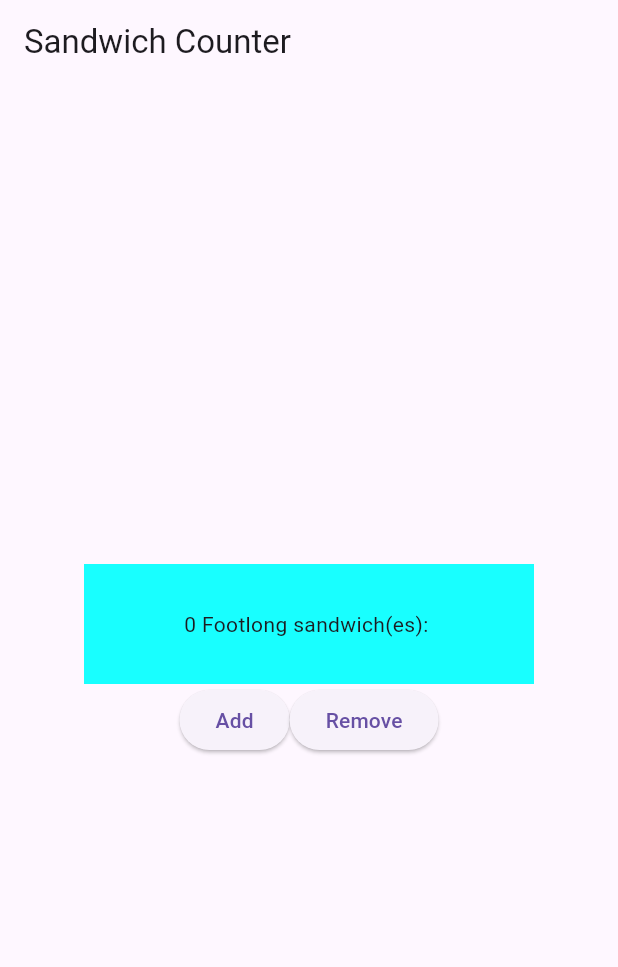
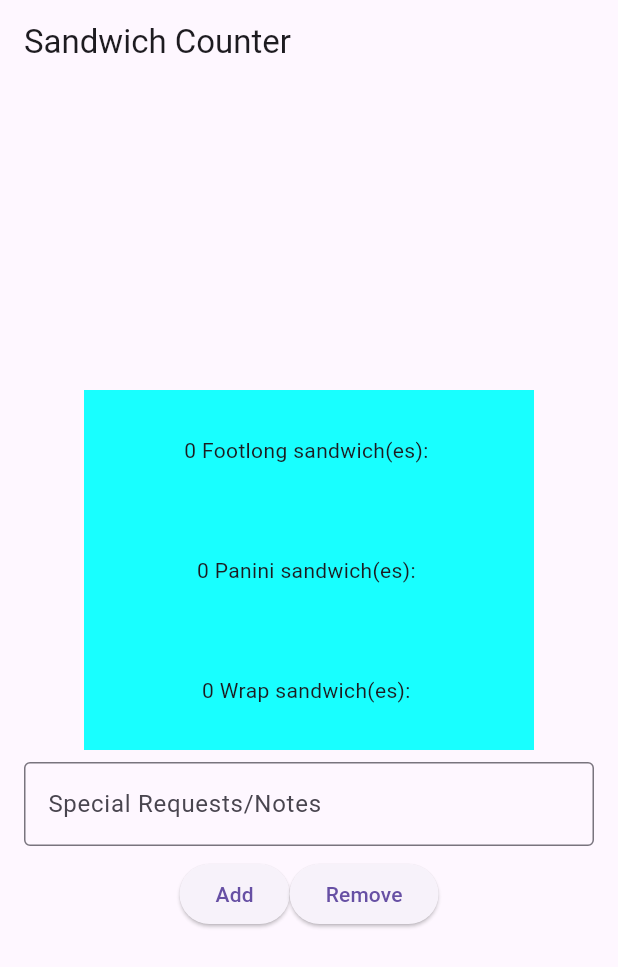
Before and after one commit to AbigailHinchliffe/sandwich, a Flutter app: the screen it shows after launch, on a phone screen of 412 x 824 dp. Shown: the top 967 px of the screen. Run offline on Flutter 3.47's test engine with Material 3 defaults, Android fonts, the phone set to English and light mode, and no system bars.

Commit message:
Added notes to items, needs tweaking & formatting.

```diff
--- a/lib/main.dart
+++ b/lib/main.dart
@@ -55,6 +55,8 @@ class OrderScreen extends StatefulWidget {
 
 class _OrderScreenState extends State<OrderScreen> {
   int _quantity = 0;
+  final TextEditingController _notesController = TextEditingController();
+  String _notes = '';
 
   void _increaseQuantity() {
     if (_quantity < widget.maxQuantity) {
@@ -66,6 +68,12 @@ class _OrderScreenState extends State<OrderScreen> {
     if (_quantity > 0) {
       setState(() => _quantity--);
     }
+  }
+
+  @override
+  void dispose() {
+    _notesController.dispose();
+    super.dispose();
   }
 
   @override
@@ -81,6 +89,29 @@ class _OrderScreenState extends State<OrderScreen> {
             OrderItemDisplay(
               _quantity,
               'Footlong',
+              _notes
+            ),
+            OrderItemDisplay(
+              _quantity,
+              'Panini',
+              _notes,
+            ),
+            OrderItemDisplay(
+              _quantity,
+              'Wrap',
+              _notes,
+            ),
+            Padding(
+              padding: const EdgeInsets.symmetric(horizontal: 16.0, vertical: 8.0),
+              child: TextField(
+                controller: _notesController,
+                decoration: const InputDecoration(
+                  labelText: 'Special Requests/Notes',
+                  hintText: 'e.g. No onions, extra cheese',
+                  border: OutlineInputBorder(),
+                ),
+                onChanged: (v) => setState(() => _notes = v),
+              ),
             ),
             Row(
                 mainAxisAlignment: MainAxisAlignment.center,
@@ -105,14 +136,17 @@ class _OrderScreenState extends State<OrderScreen> {
 }
 
 class OrderItemDisplay extends StatelessWidget {
+  final int quantity;
   final String itemType;
-  final int quantity;
+  final String notes;
 
-  const OrderItemDisplay (this.quantity,this.itemType,{super.key});
+  const OrderItemDisplay(this.quantity, this.itemType, this.notes, {super.key});
 
   @override
   Widget build(BuildContext context) {
-    return Row( mainAxisAlignment: MainAxisAlignment.spaceEvenly,
+    final emojis = List.filled(quantity, '🥪').join();
+    return Column(
+      mainAxisSize: MainAxisSize.min,
       children: [
         Container(
           color: Colors.cyanAccent,
@@ -120,9 +154,17 @@ class OrderItemDisplay extends StatelessWidget {
           width: 300,
           height: 80,
           child: Text(
-            "$quantity $itemType sandwich(es): ${'🥪' * quantity}",
+            "$quantity $itemType sandwich(es): $emojis",
           ),
         ),
+        if (notes.isNotEmpty)
+          Padding(
+            padding: const EdgeInsets.only(top: 6.0),
+            child: Text(
+              'Notes: $notes',
+              style: const TextStyle(fontStyle: FontStyle.italic),
+            ),
+          ),
       ],
     );
   }
```
